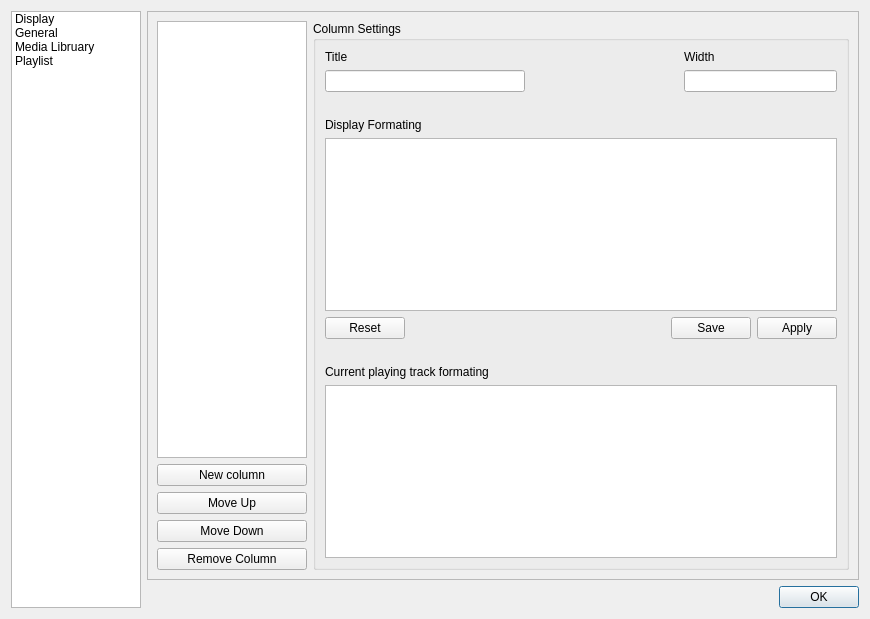
Above: preferenceswindow.ui from KirillDubinkin/Errorise before the change. Below: the same form after it.
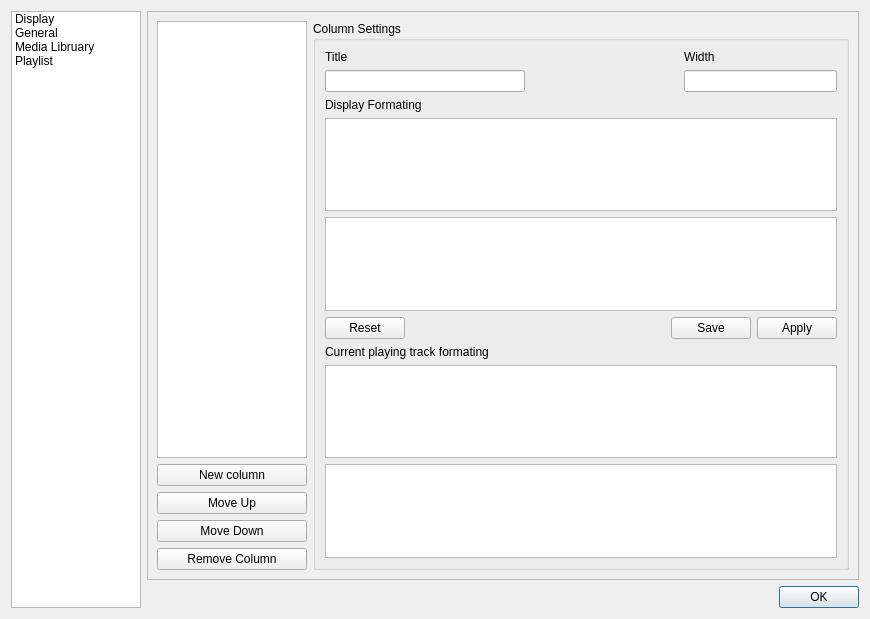
That is the form after the change.

Commit message: Added configuring background of tracks. New functions added in preferences window.

The edit to the form file:
```diff
--- a/preferenceswindow.ui
+++ b/preferenceswindow.ui
@@ -476,7 +476,7 @@
                     </item>
                    </layout>
                   </item>
-                  <item row="3" column="0">
+                  <item row="4" column="0">
                    <layout class="QHBoxLayout" name="horizontalLayout_7">
                     <item>
                      <widget class="QPushButton" name="colReset">
@@ -514,10 +514,10 @@
                     </item>
                    </layout>
                   </item>
-                  <item row="6" column="0">
+                  <item row="7" column="0">
                    <widget class="QPlainTextEdit" name="colPlayFormat"/>
                   </item>
-                  <item row="5" column="0">
+                  <item row="6" column="0">
                    <widget class="QLabel" name="label_6">
                     <property name="text">
                      <string>Current playing track formating</string>
@@ -537,7 +537,7 @@
                     </property>
                    </spacer>
                   </item>
-                  <item row="4" column="0">
+                  <item row="5" column="0">
                    <spacer name="verticalSpacer_11">
                     <property name="orientation">
                      <enum>Qt::Vertical</enum>
@@ -550,6 +550,12 @@
                     </property>
                    </spacer>
                   </item>
+                  <item row="3" column="0">
+                   <widget class="QPlainTextEdit" name="colBack"/>
+                  </item>
+                  <item row="8" column="0">
+                   <widget class="QPlainTextEdit" name="colPlayBack"/>
+                  </item>
                  </layout>
                 </widget>
                </item>
```
The commit also changes 5 other files.
